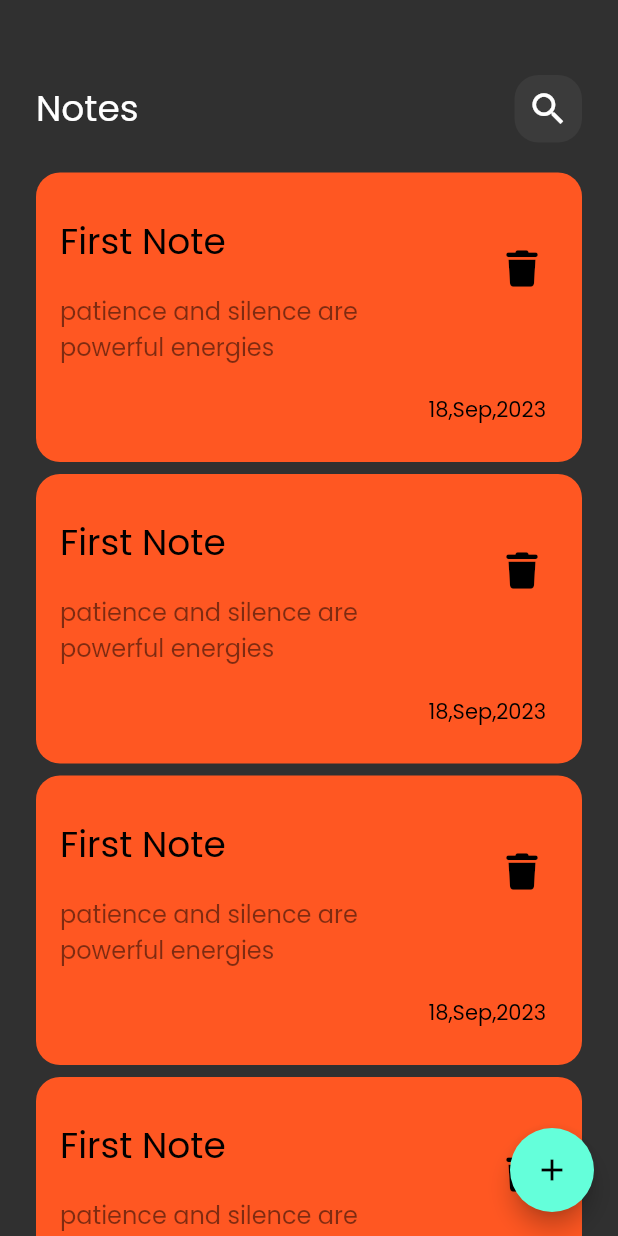
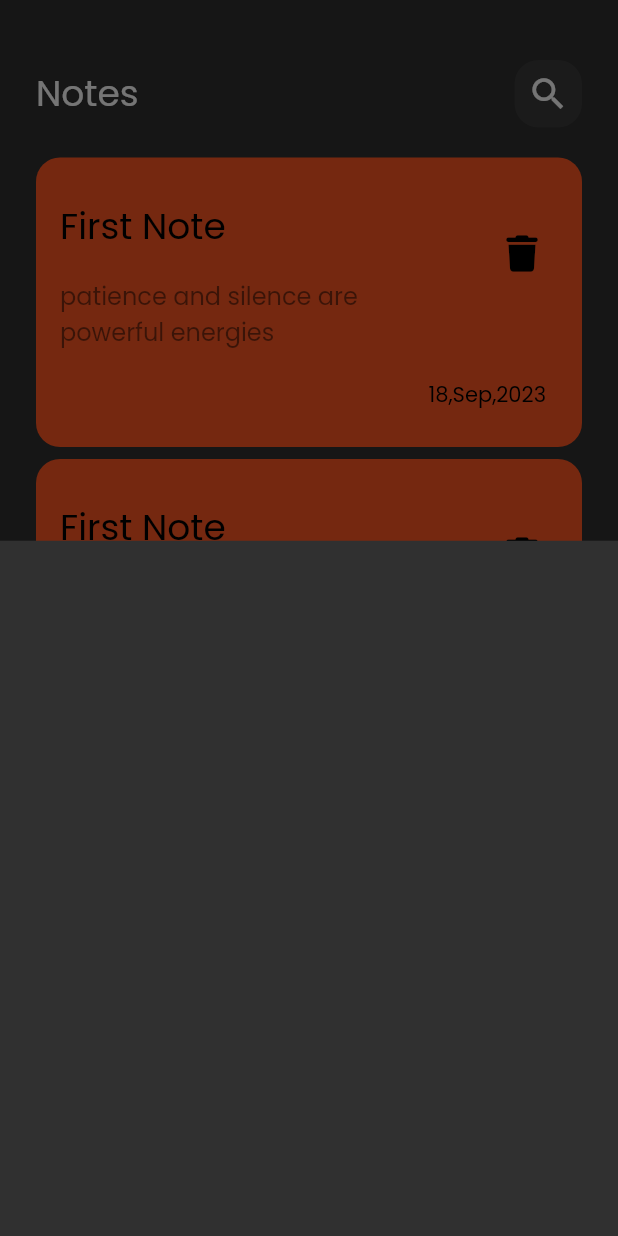
Before and after one commit to mohamedhamed409/diaries_app, a Flutter app: the screen it shows after launch, after a tap on the "add" icon, on a phone screen of 412 x 824 dp. Run offline on Flutter 3.47's test engine with Material 2 defaults, Android fonts, the phone set to English and light mode, and no system bars; our stand-ins replace font_awesome_flutter.

Commit message:
show_modal_bottomsheet

```diff
--- a/lib/views/notes_view.dart
+++ b/lib/views/notes_view.dart
@@ -1,5 +1,6 @@
 import 'package:flutter/material.dart';
 
+import 'widgets/add_note_bottomsheet.dart';
 import 'widgets/notes_view_body.dart';
 
 class NotesView extends StatelessWidget {
@@ -10,7 +11,13 @@ class NotesView extends StatelessWidget {
     return Scaffold(
       body: const NotesViewBody(),
       floatingActionButton: FloatingActionButton(
-        onPressed: () {},
+        onPressed: () {
+          showModalBottomSheet(
+              context: context,
+              builder: (context) {
+                return const AddNoteBottomSheet();
+              });
+        },
         child: const Icon(
           Icons.add,
         ),
--- /dev/null
+++ b/lib/views/widgets/add_note_bottomsheet.dart
@@ -0,0 +1,10 @@
+import 'package:flutter/material.dart';
+
+class AddNoteBottomSheet extends StatelessWidget {
+  const AddNoteBottomSheet({super.key});
+
+  @override
+  Widget build(BuildContext context) {
+    return  Container();
+  }
+}
--- a/lib/views/widgets/notes_listview.dart
+++ b/lib/views/widgets/notes_listview.dart
@@ -3,12 +3,12 @@ import 'package:flutter/material.dart';
 import 'custom_note_item.dart';
 
 class NotesListView extends StatelessWidget {
-
   const NotesListView({super.key});
 
   @override
   Widget build(BuildContext context) {
     return ListView.builder(
+      padding: EdgeInsets.zero,
       itemBuilder: (context, index) => const Padding(
         padding: EdgeInsets.symmetric(vertical: 4.0),
         child: NoteItem(),
--- a/lib/views/widgets/notes_view_body.dart
+++ b/lib/views/widgets/notes_view_body.dart
@@ -9,11 +9,15 @@ class NotesViewBody extends StatelessWidget {
   @override
   Widget build(BuildContext context) {
     return const Padding(
-      padding: EdgeInsets.symmetric(horizontal: 24),
+      padding: EdgeInsets.only(
+        left: 24,
+        right: 24,
+        bottom: 16,
+      ),
       child: Column(
         children: [
           SizedBox(
-            height: 50,
+            height: 40,
           ),
           CustomAppBar(),
           SizedBox(
```
